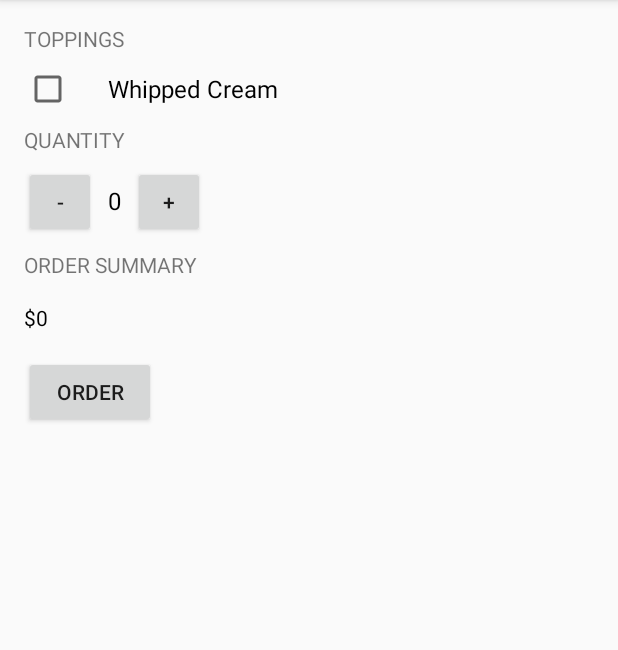
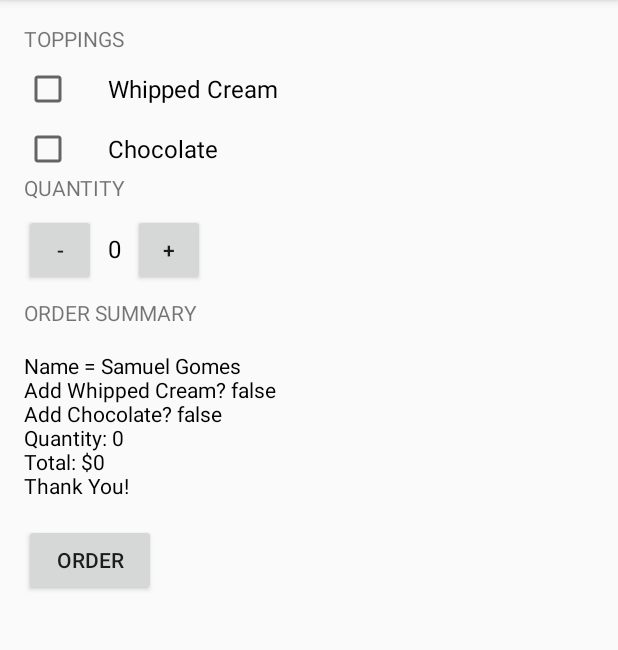
Before and after one commit to SamuelBFG/practice-android, an Android app: the screen it shows after launch (MainActivity), after a tap on "ORDER", on a phone screen of 412 x 824 dp, the part 84-734 px from its top. Run offline under Robolectric (Android 15) with nearby library versions, the phone set to English and light mode, and no system bars.

Commit message:
Add Chocolate Checkbox

```diff
--- a/JustJava/app/src/main/java/com/example/android/justjava/MainActivity.java
+++ b/JustJava/app/src/main/java/com/example/android/justjava/MainActivity.java
@@ -36,17 +36,20 @@ public class MainActivity extends AppCompatActivity {
      * This method is called when the order button is clicked.
      */
     public void submitOrder(View view) {
-        //CheckBox checkboxCream = (CheckBox) findViewById(R.id.checkbox_whipped_cream);
-        //boolean hasWhippedCream = checkboxCream.isChecked();
+        CheckBox checkboxCream = (CheckBox) findViewById(R.id.checkbox_whipped_cream);
+        CheckBox checkboxChocolate = (CheckBox) findViewById(R.id.checkbox_chocolate);
+        boolean hasWhippedCream = checkboxCream.isChecked();
+        boolean hasChocolate = checkboxChocolate.isChecked();
         int price = calculatePrice();
 
-        //String priceMessage = createOrderSummary(price, hasWhippedCream);
-        //displayMessage(priceMessage);
+        String priceMessage = createOrderSummary(price, hasWhippedCream, hasChocolate);
+        displayMessage(priceMessage);
     }
 
-    private String createOrderSummary(int price, boolean addWhippedCream) {
+    private String createOrderSummary(int price, boolean addWhippedCream, boolean addChocolate) {
         String summary = "Name = Samuel Gomes";
         summary += "\nAdd Whipped Cream? " + addWhippedCream;
+        summary += "\nAdd Chocolate? " + addChocolate;
         summary += "\nQuantity: " + quantity;
         summary += "\nTotal: $" + price;
         summary += "\nThank You!";
--- a/JustJava/app/src/main/res/layout/activity_main.xml
+++ b/JustJava/app/src/main/res/layout/activity_main.xml
@@ -31,11 +31,19 @@
                 android:textAllCaps="true" />
 
             <CheckBox
+                android:id="@+id/checkbox_whipped_cream"
                 android:layout_width="wrap_content"
                 android:layout_height="wrap_content"
                 android:layout_marginBottom="8dp"
                 android:paddingLeft="24dp"
                 android:text="Whipped Cream"
+                android:textSize="16sp" />
+            <CheckBox
+                android:id="@+id/checkbox_chocolate"
+                android:layout_width="wrap_content"
+                android:layout_height="wrap_content"
+                android:paddingLeft="24dp"
+                android:text="Chocolate"
                 android:textSize="16sp" />
         </LinearLayout>
 
@@ -108,4 +116,4 @@
         </LinearLayout>
 
     </LinearLayout>
-</ScrollView><!-- android:id="@+id/checkbox_whipped_cream" -->
+</ScrollView>
```
